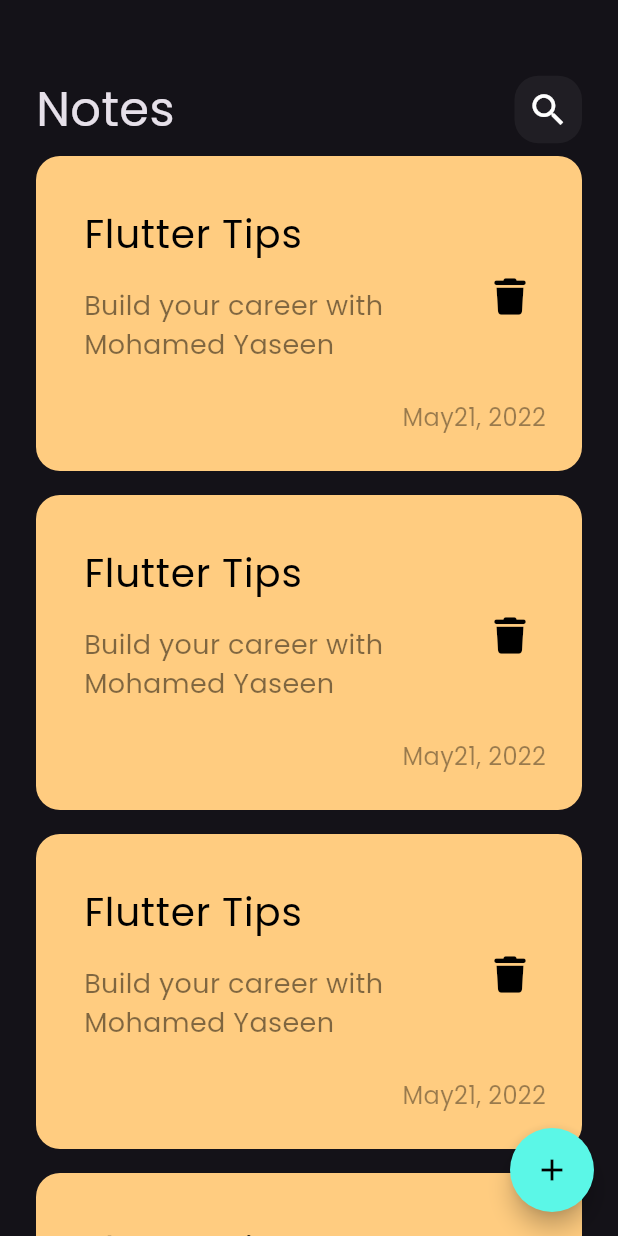
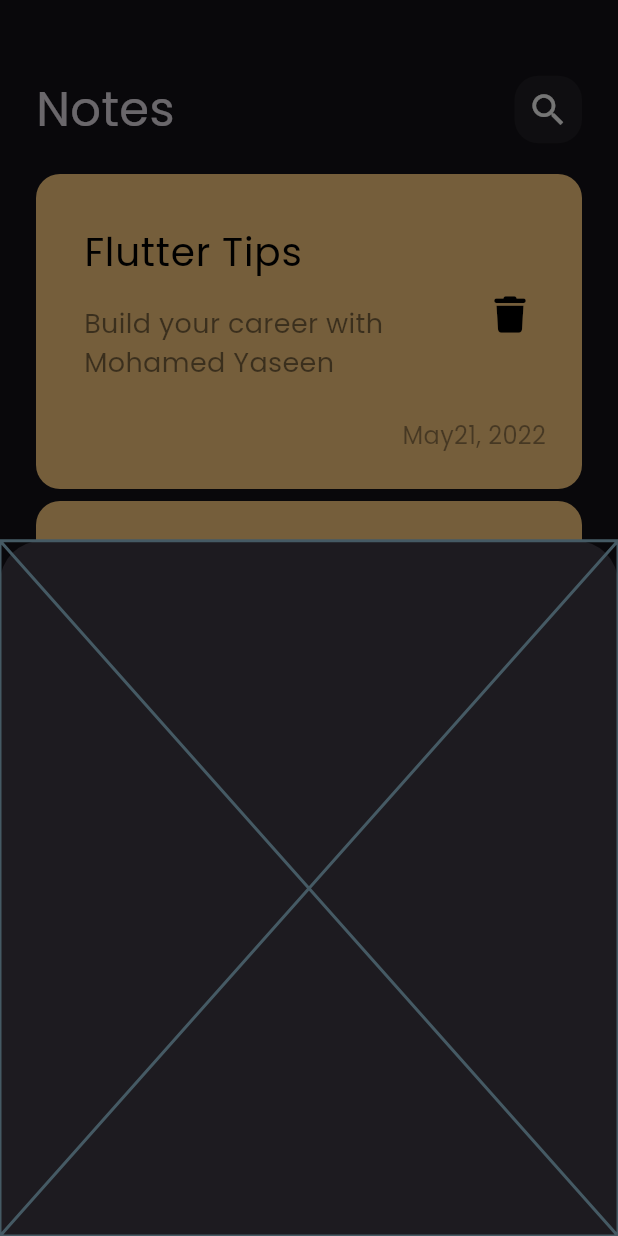
Before and after one commit to mohamed-yaseen13/notes_app, a Flutter app: the screen it shows after launch, after a tap on the "add" icon, on a phone screen of 412 x 824 dp. Run offline on Flutter 3.47's test engine with Material 3 defaults, Android fonts, the phone set to English and light mode, and no system bars; our stand-ins replace font_awesome_flutter.

Commit message:
create note bottom sheet

```diff
--- a/lib/views/notes_view.dart
+++ b/lib/views/notes_view.dart
@@ -1,4 +1,5 @@
 import 'package:flutter/material.dart';
+import 'package:notes_app/views/widgets/custom_floating_action_button.dart';
 import 'package:notes_app/views/widgets/notes_view_body.dart';
 
 class NotesView extends StatelessWidget {
@@ -7,20 +8,8 @@ class NotesView extends StatelessWidget {
   @override
   Widget build(BuildContext context) {
     return Scaffold(
-      floatingActionButton: FloatingActionButton(
-        onPressed: () {},
-        backgroundColor: const Color.fromARGB(
-          255,
-          91,
-          247,
-          231,
-        ),
-        shape: const CircleBorder(),
-        child: const Icon(
-          Icons.add,
-          color: Colors.black,
-        ),
-      ),
+      floatingActionButton:
+          CustomFloatingActionButton(),
       body: const NotesViewBody(),
     );
   }
--- /dev/null
+++ b/lib/views/widgets/add_note_bottom_sheet.dart
@@ -0,0 +1,10 @@
+import 'package:flutter/material.dart';
+
+class AddNoteBottomSheet extends StatelessWidget {
+  const AddNoteBottomSheet({super.key});
+
+  @override
+  Widget build(BuildContext context) {
+    return const Placeholder();
+  }
+}
--- /dev/null
+++ b/lib/views/widgets/custom_floating_action_button.dart
@@ -0,0 +1,32 @@
+import 'package:flutter/material.dart';
+import 'package:notes_app/views/widgets/add_note_bottom_sheet.dart';
+
+class CustomFloatingActionButton
+    extends StatelessWidget {
+  const CustomFloatingActionButton({super.key});
+
+  @override
+  Widget build(BuildContext context) {
+    return FloatingActionButton(
+      onPressed: () {
+        showModalBottomSheet(
+          context: context,
+          builder: (context) {
+            return const AddNoteBottomSheet();
+          },
+        );
+      },
+      backgroundColor: const Color.fromARGB(
+        255,
+        91,
+        247,
+        231,
+      ),
+      shape: const CircleBorder(),
+      child: const Icon(
+        Icons.add,
+        color: Colors.black,
+      ),
+    );
+  }
+}
--- a/lib/views/widgets/notes_list.dart
+++ b/lib/views/widgets/notes_list.dart
@@ -6,13 +6,19 @@ class NotesList extends StatelessWidget {
 
   @override
   Widget build(BuildContext context) {
-    return ListView.builder(
-      itemBuilder: (context, index) {
-        return const Padding(
-          padding: EdgeInsets.symmetric(vertical: 8),
-          child: NoteItem(),
-        );
-      },
+    return Padding(
+      padding: const EdgeInsets.symmetric(
+        vertical: 16,
+      ),
+      child: ListView.builder(
+        padding: EdgeInsets.zero,
+        itemBuilder: (context, index) {
+          return const Padding(
+            padding: EdgeInsets.symmetric(vertical: 4),
+            child: NoteItem(),
+          );
+        },
+      ),
     );
   }
 }
```
Also changed, not shown: 1 other file.
